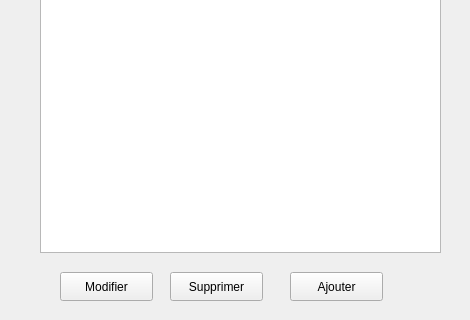
First picture: the form in listevaccindialog.ui, repository ProjetCPP-S2-2A15/projetcpp2a15-vaccicare, before the edit; both pictures show x 0 to 470 and y 278 to 598 of the 470 by 598 pixel window.
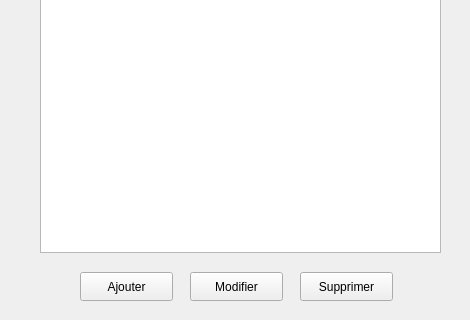
Second picture: the form after the edit.

What changed in the file:
```diff
--- a/listevaccindialog.ui
+++ b/listevaccindialog.ui
@@ -88,7 +88,7 @@
   <widget class="QPushButton" name="PushButtonSupprimer">
    <property name="geometry">
     <rect>
-     <x>170</x>
+     <x>300</x>
      <y>550</y>
      <width>93</width>
      <height>29</height>
@@ -101,7 +101,7 @@
   <widget class="QPushButton" name="PushButtonModifier">
    <property name="geometry">
     <rect>
-     <x>60</x>
+     <x>190</x>
      <y>550</y>
      <width>93</width>
      <height>29</height>
@@ -150,7 +150,7 @@
   <widget class="QPushButton" name="Bu">
    <property name="geometry">
     <rect>
-     <x>290</x>
+     <x>80</x>
      <y>550</y>
      <width>93</width>
      <height>29</height>
```
Left out of the diff: 2 changed lines with no effect on the pictures.
